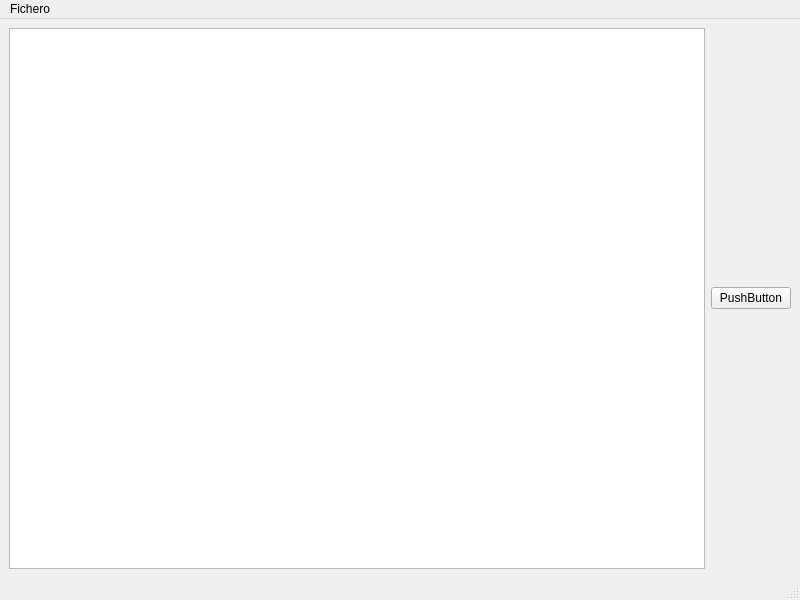
Qt form asimov_main.ui (albatg/ASIMOV) before a commit.
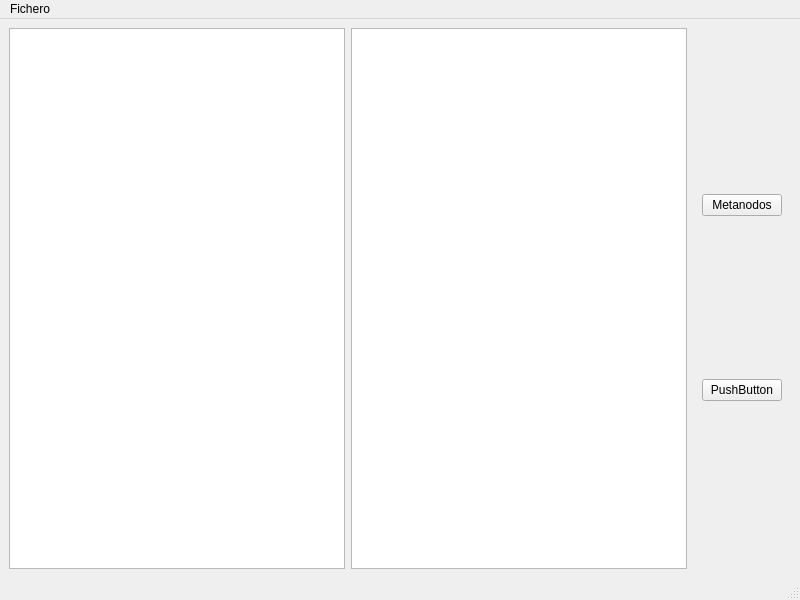
The same form after that commit.

```diff
--- a/asimov_main.ui
+++ b/asimov_main.ui
@@ -19,6 +19,30 @@
      <widget class="QTextEdit" name="textEdit"/>
     </item>
     <item>
+     <widget class="QTextEdit" name="selectData"/>
+    </item>
+    <item>
+     <layout class="QVBoxLayout" name="verticalLayout">
+      <property name="leftMargin">
+       <number>9</number>
+      </property>
+      <property name="topMargin">
+       <number>9</number>
+      </property>
+      <property name="rightMargin">
+       <number>9</number>
+      </property>
+      <property name="bottomMargin">
+       <number>9</number>
+      </property>
+      <item>
+       <widget class="QPushButton" name="buttomMetanode">
+        <property name="text">
+         <string>Metanodos</string>
+        </property>
+       </widget>
+      </item>
+      <item>
      <widget class="QPushButton" name="pushButton">
       <property name="text">
        <string>PushButton</string>
@@ -26,6 +50,8 @@
      </widget>
     </item>
    </layout>
+    </item>
+   </layout>
   </widget>
   <widget class="QMenuBar" name="menubar">
    <property name="geometry">
```
Left out of the diff: 2 changed lines with no effect on the pictures. Lines whose indentation alone changed are shown as unchanged.
